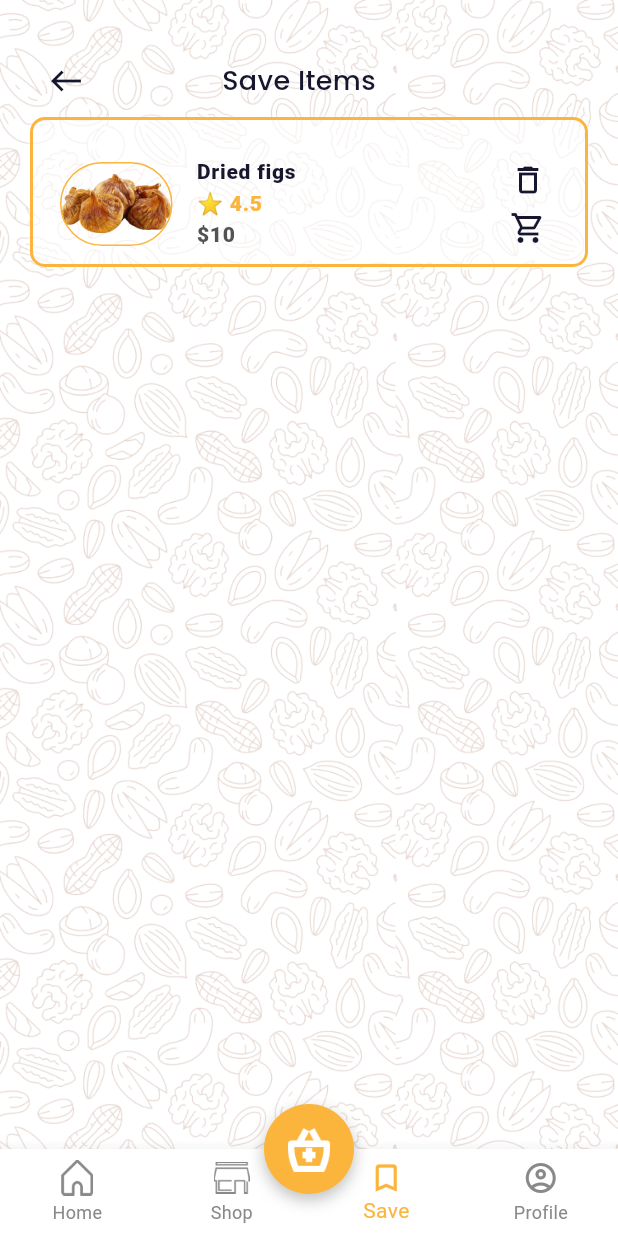
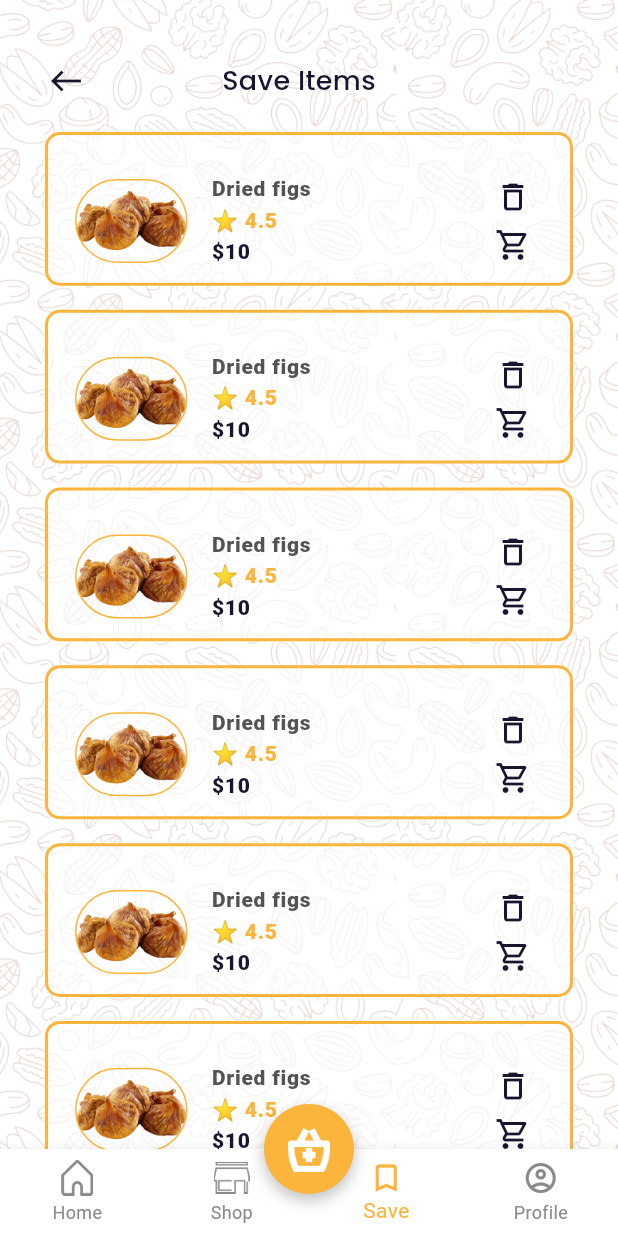
Before and after one commit to ba138/Rajasthan-Dry-Fruits, a Flutter app: the screen it shows after launch, item 3 of the bottom bar chosen, on a phone screen of 412 x 824 dp. Run offline on Flutter 3.47's test engine with Material 3 defaults, Android fonts, the phone set to English and light mode, and no system bars; our stand-ins replace google_fonts, percent_indicator; network calls fail; Roboto replaces fonts that are missing (CenturyGothic).

Commit message:
save items done

```diff
--- a/lib/view/saveView/save_view.dart
+++ b/lib/view/saveView/save_view.dart
@@ -52,7 +52,22 @@ class SaveView extends StatelessWidget {
                       ),
                     ],
                   ),
-                  SaveListCart(),
+                  GridView.count(
+                    padding:
+                        const EdgeInsets.all(10.0), // Padding around the grid
+                    shrinkWrap: true,
+                    physics: const NeverScrollableScrollPhysics(),
+                    crossAxisCount: 1, // One card per row
+                    childAspectRatio: (MediaQuery.of(context).size.width /
+                        120), // Adjust width based on screen size
+                    mainAxisSpacing: 16.0, // Spacing between rows
+                    crossAxisSpacing: 0.0, // Spacing between columns
+                    children: List.generate(
+                        10,
+                        (index) => Container(
+                            height: 100.0,
+                            child: const SaveListCart())), // Wrap in Container
+                  ),
                 ],
               )
             ],
--- a/lib/view/saveView/widgets/save_list_cart.dart
+++ b/lib/view/saveView/widgets/save_list_cart.dart
@@ -54,7 +54,7 @@ class SaveListCart extends StatelessWidget {
                           fontFamily: 'CenturyGothic',
                           fontSize: 14,
                           fontWeight: FontWeight.w800,
-                          color: AppColor.appBarTxColor,
+                          color: AppColor.cardTxColor,
                         ),
                         children: <TextSpan>[
                           TextSpan(
@@ -67,7 +67,7 @@ class SaveListCart extends StatelessWidget {
                           TextSpan(
                             text: '\$10',
                             style: TextStyle(
-                              color: AppColor.cardTxColor,
+                              color: AppColor.appBarTxColor,
                               fontSize: 14.0,
                             ),
                           ),
```
Also changed, not shown: lib/res/components/colors.dart (line endings or trailing spaces).
